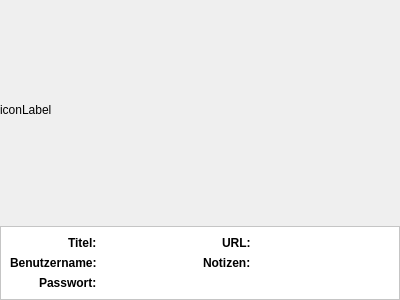
Old version of the form ui/EntryDetailsFrame.ui in the repository JulWit/PasswordManager.
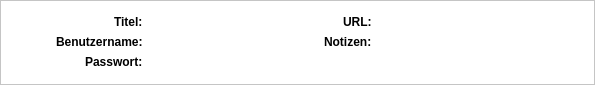
New version of the form. Icons and pictures are not drawn.

Commit message: Details angepasst, erstes Generator UI

Patch:
```diff
--- a/ui/EntryDetailsFrame.ui
+++ b/ui/EntryDetailsFrame.ui
@@ -6,8 +6,8 @@
    <rect>
     <x>0</x>
     <y>0</y>
-    <width>400</width>
-    <height>300</height>
+    <width>595</width>
+    <height>85</height>
    </rect>
   </property>
   <property name="windowTitle">
@@ -16,7 +16,7 @@
   <property name="frameShape">
    <enum>QFrame::NoFrame</enum>
   </property>
-  <layout class="QVBoxLayout" name="verticalLayout" stretch="1,0">
+  <layout class="QVBoxLayout" name="verticalLayout" stretch="0">
    <property name="leftMargin">
     <number>0</number>
    </property>
@@ -29,26 +29,13 @@
    <property name="bottomMargin">
     <number>0</number>
    </property>
-   <item>
-    <widget class="QLabel" name="iconLabel">
-     <property name="sizePolicy">
-      <sizepolicy hsizetype="Minimum" vsizetype="Minimum">
-       <horstretch>0</horstretch>
-       <verstretch>0</verstretch>
-      </sizepolicy>
-     </property>
-     <property name="text">
-      <string>iconLabel</string>
-     </property>
-    </widget>
-   </item>
    <item>
     <widget class="QFrame" name="frame">
-     <property name="sizePolicy">
-      <sizepolicy hsizetype="Minimum" vsizetype="Minimum">
-       <horstretch>0</horstretch>
-       <verstretch>0</verstretch>
-      </sizepolicy>
+     <property name="minimumSize">
+      <size>
+       <width>0</width>
+       <height>85</height>
+      </size>
      </property>
      <property name="palette">
       <palette>
@@ -123,76 +110,66 @@
      <property name="frameShadow">
       <enum>QFrame::Raised</enum>
      </property>
-     <layout class="QHBoxLayout" name="horizontalLayout_2">
+     <layout class="QVBoxLayout" name="verticalLayout_2">
       <item>
-       <layout class="QFormLayout" name="formLayout_2">
-        <property name="labelAlignment">
-         <set>Qt::AlignRight|Qt::AlignTrailing|Qt::AlignVCenter</set>
+       <layout class="QGridLayout" name="gridLayout">
+        <property name="sizeConstraint">
+         <enum>QLayout::SetNoConstraint</enum>
+        </property>
+        <property name="leftMargin">
+         <number>0</number>
         </property>
         <item row="0" column="0">
-         <widget class="QLabel" name="titleTextLabel">
-          <property name="font">
-           <font>
-            <weight>75</weight>
-            <bold>true</bold>
-           </font>
+         <widget class="QLabel" name="label">
+          <property name="enabled">
+           <bool>true</bool>
           </property>
-          <property name="text">
-           <string>Titel:</string>
+          <property name="sizePolicy">
+           <sizepolicy hsizetype="Minimum" vsizetype="Minimum">
+            <horstretch>0</horstretch>
+            <verstretch>0</verstretch>
+           </sizepolicy>
           </property>
-         </widget>
-        </item>
-        <item row="0" column="1">
-         <widget class="QLabel" name="titleLabel">
-          <property name="text">
-           <string/>
+          <property name="minimumSize">
+           <size>
+            <width>40</width>
+            <height>40</height>
+           </size>
           </property>
-         </widget>
-        </item>
-        <item row="1" column="0">
-         <widget class="QLabel" name="usernameTextLabel">
-          <property name="font">
-           <font>
-            <weight>75</weight>
-            <bold>true</bold>
-           </font>
+          <property name="maximumSize">
+           <size>
+            <width>40</width>
+            <height>40</height>
+           </size>
           </property>
-          <property name="text">
-           <string>Benutzername:</string>
+          <property name="baseSize">
+           <size>
+            <width>50</width>
+            <height>50</height>
+           </size>
           </property>
-         </widget>
-        </item>
-        <item row="1" column="1">
-         <widget class="QLabel" name="usernameLabel">
-          <property name="text">
-           <string/>
+          <property name="layoutDirection">
+           <enum>Qt::LeftToRight</enum>
           </property>
-         </widget>
-        </item>
-        <item row="2" column="0">
-         <widget class="QLabel" name="passwordTextLabel">
-          <property name="font">
-           <font>
-            <weight>75</weight>
-            <bold>true</bold>
-           </font>
+          <property name="autoFillBackground">
+           <bool>false</bool>
           </property>
-          <property name="text">
-           <string>Passwort:</string>
+          <property name="frameShape">
+           <enum>QFrame::NoFrame</enum>
           </property>
-         </widget>
-        </item>
-        <item row="2" column="1">
-         <widget class="QLabel" name="passwordLabel">
+          <property name="frameShadow">
+           <enum>QFrame::Plain</enum>
+          </property>
           <property name="text">
-           <string/>
+           <string notr="true"/>
           </property>
          </widget>
         </item>
-       </layout>
-      </item>
-      <item>
+        <item row="0" column="2">
        <layout class="QFormLayout" name="formLayout_3">
+          <property name="fieldGrowthPolicy">
+           <enum>QFormLayout::FieldsStayAtSizeHint</enum>
+          </property>
         <property name="labelAlignment">
          <set>Qt::AlignRight|Qt::AlignTrailing|Qt::AlignVCenter</set>
         </property>
@@ -214,6 +191,9 @@
           <property name="text">
            <string/>
           </property>
+            <property name="textFormat">
+             <enum>Qt::RichText</enum>
+            </property>
          </widget>
         </item>
         <item row="1" column="0">
@@ -232,9 +212,87 @@
         <item row="1" column="1">
          <widget class="QLabel" name="notesLabel">
           <property name="text">
+             <string notr="true"/>
+            </property>
+            <property name="textFormat">
+             <enum>Qt::RichText</enum>
+            </property>
+            <property name="wordWrap">
+             <bool>true</bool>
+            </property>
+           </widget>
+          </item>
+         </layout>
+        </item>
+        <item row="0" column="1">
+         <layout class="QFormLayout" name="formLayout_2">
+          <property name="fieldGrowthPolicy">
+           <enum>QFormLayout::FieldsStayAtSizeHint</enum>
+          </property>
+          <property name="labelAlignment">
+           <set>Qt::AlignRight|Qt::AlignTrailing|Qt::AlignVCenter</set>
+          </property>
+          <item row="0" column="1">
+           <widget class="QLabel" name="titleLabel">
+            <property name="text">
            <string/>
           </property>
          </widget>
+          </item>
+          <item row="1" column="1">
+           <widget class="QLabel" name="usernameLabel">
+            <property name="text">
+             <string/>
+            </property>
+           </widget>
+          </item>
+          <item row="2" column="1">
+           <widget class="QLabel" name="passwordLabel">
+            <property name="text">
+             <string/>
+            </property>
+           </widget>
+          </item>
+          <item row="2" column="0">
+           <widget class="QLabel" name="passwordTextLabel">
+            <property name="font">
+             <font>
+              <weight>75</weight>
+              <bold>true</bold>
+             </font>
+            </property>
+            <property name="text">
+             <string>Passwort:</string>
+            </property>
+           </widget>
+          </item>
+          <item row="1" column="0">
+           <widget class="QLabel" name="usernameTextLabel">
+            <property name="font">
+             <font>
+              <weight>75</weight>
+              <bold>true</bold>
+             </font>
+            </property>
+            <property name="text">
+             <string>Benutzername:</string>
+            </property>
+           </widget>
+          </item>
+          <item row="0" column="0">
+           <widget class="QLabel" name="titleTextLabel">
+            <property name="font">
+             <font>
+              <weight>75</weight>
+              <bold>true</bold>
+             </font>
+            </property>
+            <property name="text">
+             <string>Titel:</string>
+            </property>
+           </widget>
+          </item>
+         </layout>
         </item>
        </layout>
       </item>
```
Left out of the diff: 12 changed lines with no effect on the pictures. Lines whose indentation alone changed are shown as unchanged. The commit also changes 5 other files.
